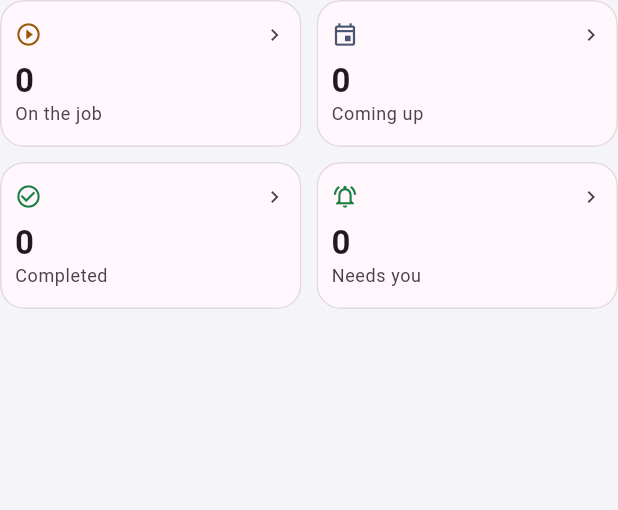
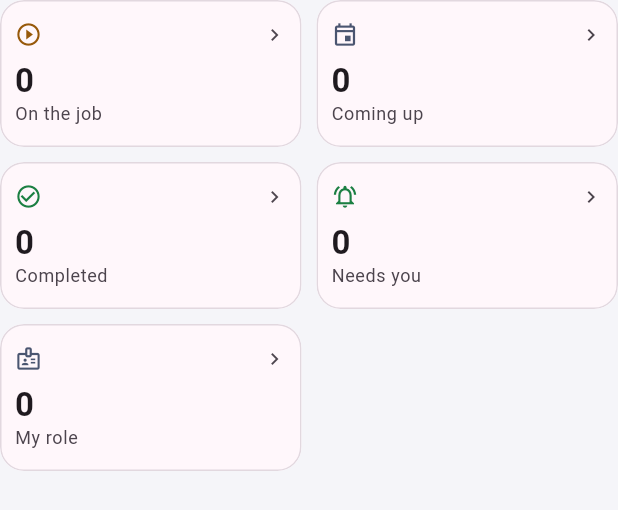
Before and after one commit to zuno0102/Zuno, a Flutter app: the _WorkStats widget shown alone on an empty page, opened directly with empty values, on a phone screen of 412 x 824 dp. Shown: the top 510 px of the screen. Run offline on Flutter 3.47's test engine with Material 3 defaults, Android fonts, the phone set to English and light mode, and no system bars; our stand-ins replace cached_network_image, dio, flutter_image_compress, flutter_local_notifications, flutter_map, flutter_riverpod and 12 more; missing offline and left inert: crop_your_image, dart:js_interop, dio_smart_retry, mobile_scanner, razorpay_flutter; accounts and stored records are empty; generated files the repository leaves out were written again.

Commit message:
1.5.0: a worker can see which jobs they are the Lead on
The three crew roles have existed for a while - Lead runs the work and is the
only one who can start or finish it, Supervisor watches, Support sorts out what
the job needs - but a worker could only find out which they held by opening each
order one at a time. Somebody on four jobs had no way to answer "which of these
am I running" short of four taps and remembering.

The dashboard now carries a tile for it, reading Leading when they lead
something and My role otherwise, with the number of live jobs that gave them
one. Opening it lists those jobs, each saying its role and what the role does:
"Lead · Runs the work - can start and finish this job".

The same line is now on every job row, so the role shows up wherever a worker
looks at their work rather than only on the tile.

Only live jobs count. A role ends with its order, so a finished job would
otherwise tell somebody they lead work that closed last month.

The server had the role all along on the assignment; the worker's dashboard
simply never sent it. Added to WorkerJobSummaryDto, canonicalised on the way out
so a legacy "LEAD" does not shout from a row. Always null for a hiring post,
which is taken on alone and has no crew to lead.

Co-Authored-By: Claude Opus 5 (1M context) <noreply@anthropic.com>

```diff
--- a/mobile/lib/features/worker/data/models/worker_dashboard_model.dart
+++ b/mobile/lib/features/worker/data/models/worker_dashboard_model.dart
@@ -61,6 +61,7 @@ class WorkerJobSummaryModel {
     this.myStatus = '',
     this.workStartedAt,
     this.needsMyAnswer = false,
+    this.myRole,
   });
 
   factory WorkerJobSummaryModel.fromJson(Map<String, dynamic> json) =>
@@ -78,6 +79,10 @@ class WorkerJobSummaryModel {
   final DateTime? workStartedAt;
   final bool needsMyAnswer;
 
+  /// What this worker is on this job — Lead, Supervisor or Support — or null for a plain
+  /// crew member. Only orders carry one.
+  final String? myRole;
+
   WorkerJobSummary toEntity() => WorkerJobSummary(
     id: id,
     source: source,
@@ -92,6 +97,7 @@ class WorkerJobSummaryModel {
     myStatus: myStatus,
     workStartedAt: workStartedAt?.toLocal(),
     needsMyAnswer: needsMyAnswer,
+    myRole: myRole,
   );
 }
 
--- a/mobile/lib/features/worker/domain/entities/worker_dashboard.dart
+++ b/mobile/lib/features/worker/domain/entities/worker_dashboard.dart
@@ -80,6 +80,7 @@ class WorkerJobSummary {
     this.myStatus = '',
     this.workStartedAt,
     this.needsMyAnswer = false,
+    this.myRole,
   });
 
   /// The booking id, or the post id for standalone work.
@@ -103,6 +104,10 @@ class WorkerJobSummary {
 
   final DateTime? workStartedAt;
   final bool needsMyAnswer;
+
+  /// Lead, Supervisor or Support on this job — null for a plain crew member, and always null
+  /// on a hiring post, which is taken on alone.
+  final String? myRole;
 
   bool get isFromBooking => source == 'Booking';
   bool get hasStarted => workStartedAt != null;
--- a/mobile/lib/features/worker/presentation/screens/worker_dashboard_tab.dart
+++ b/mobile/lib/features/worker/presentation/screens/worker_dashboard_tab.dart
@@ -1,3 +1,4 @@
+import 'package:zuno/features/booking/domain/entities/job_role.dart';
 import 'package:flutter/material.dart';
 import 'package:flutter_riverpod/flutter_riverpod.dart';
 import 'package:zuno/core/theme/app_colors.dart';
@@ -281,6 +282,18 @@ class _WorkStats extends StatelessWidget {
 
   final WorkerDashboard dashboard;
 
+  /// Live jobs this worker holds a role on, newest first.
+  ///
+  /// Only work still going: a role ends with its order, so listing finished jobs would be
+  /// telling somebody they lead a job that closed last month.
+  List<WorkerJobSummary> get _roleJobs => [
+    ...dashboard.inProgress,
+    ...dashboard.upcoming,
+  ].where((j) => (j.myRole ?? '').trim().isNotEmpty).toList();
+
+  int get _leadCount =>
+      _roleJobs.where((j) => JobRole.grantsWorkControl(j.myRole)).length;
+
   void _open(
     BuildContext context,
     String title,
@@ -380,6 +393,46 @@ class _WorkStats extends StatelessWidget {
                   ),
                 ),
               ),
+            ],
+          ),
+        ),
+        const SizedBox(height: 10),
+        IntrinsicHeight(
+          child: Row(
+            crossAxisAlignment: CrossAxisAlignment.stretch,
+            children: [
+              Expanded(
+                child: _StatTile(
+                  // Which jobs made them a Lead, a Supervisor or Support. The role was only ever
+                  // on the job's own screen, so a worker on several jobs had to open each one to
+                  // remember which of them they were running.
+                  label: _roleJobs.isEmpty
+                      ? 'My role'
+                      : _leadCount > 0
+                      ? 'Leading'
+                      : 'My role',
+                  value: '${_roleJobs.length}',
+                  icon: _leadCount > 0
+                      ? Icons.star_outline
+                      : Icons.badge_outlined,
+                  tone: _leadCount > 0
+                      ? StatusTone.progress
+                      : StatusTone.waiting,
+                  onTap: () => _open(
+                    context,
+                    'Jobs you have a role on',
+                    _roleJobs,
+                    'No role on any job yet. A business gives you one when it '
+                        'puts you on an order — Lead runs the work, Supervisor '
+                        'watches it, Support sorts out what it needs.',
+                  ),
+                ),
+              ),
+              const SizedBox(width: 10),
+              // Holds the second half of the row empty, so this tile is the same width as the
+              // four above it. Stretched across the row it read as a banner rather than as one
+              // more of the same thing.
+              const Expanded(child: SizedBox.shrink()),
             ],
           ),
         ),
--- a/mobile/lib/features/worker/presentation/screens/worker_job_list_screen.dart
+++ b/mobile/lib/features/worker/presentation/screens/worker_job_list_screen.dart
@@ -1,3 +1,4 @@
+import 'package:zuno/features/booking/domain/entities/job_role.dart';
 import 'package:flutter/material.dart';
 import 'package:zuno/core/theme/app_colors.dart';
 import 'package:zuno/core/utils/formatting.dart';
@@ -118,6 +119,22 @@ class _JobRow extends StatelessWidget {
             ),
             if (job.location case final where? when where.isNotEmpty)
               _Line(icon: Icons.place_outlined, text: where),
+            // What they are on this particular job. Said on every row rather than only where a
+            // role grants something, because "Supervisor" is the answer to "what am I here for"
+            // just as much as "Lead" is — and knowing which job made them the Lead was, until
+            // now, a matter of opening each one in turn.
+            if (job.myRole case final role? when role.trim().isNotEmpty)
+              _Line(
+                icon: JobRole.grantsWorkControl(role)
+                    ? Icons.star_outline
+                    : Icons.badge_outlined,
+                text: JobRole.descriptions[role] == null
+                    ? role
+                    : '$role · ${JobRole.descriptions[role]}',
+                tint: JobRole.grantsWorkControl(role)
+                    ? theme.colorScheme.primary
+                    : null,
+              ),
             _Line(
               icon: Icons.payments_outlined,
               // Said either way: "paid outside Zuno" and "wage not recorded" look identical if the
--- a/mobile/pubspec.yaml
+++ b/mobile/pubspec.yaml
@@ -16,7 +16,7 @@ publish_to: 'none' # Remove this line if you wish to publish to pub.dev
 # https://developer.apple.com/library/archive/documentation/General/Reference/InfoPlistKeyReference/Articles/CoreFoundationKeys.html
 # In Windows, build-name is used as the major, minor, and patch parts
 # of the product and file versions while build-number is used as the build suffix.
-version: 1.4.0+23
+version: 1.5.0+24
 
 environment:
   sdk: ^3.12.2
```
Also changed, not shown: mobile/lib/core/router/app_router.g.dart, mobile/lib/features/business_owner/data/models/business_service_model.g.dart, mobile/lib/features/business_owner/presentation/providers/business_services_notifier.g.dart, mobile/lib/features/hiring_post/presentation/providers/business_hiring_posts_notifier.g.dart, mobile/lib/features/worker/data/models/worker_dashboard_model.g.dart, 2 other files.
